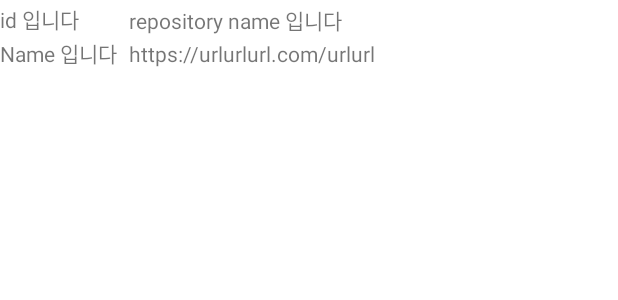
After one commit to sk392/GitTestRepository, an Android app: the layout item_main_repository.xml on its own in the app's theme, with its tools: preview values and no code run, on a phone screen of 412 x 824 dp. The commit adds this screen. Shown: the top 300 px of the screen. Run offline under Robolectric (Android 15) with nearby library versions, the phone set to English and light mode, and no system bars.

Commit message:
#2- Main에서 노출되는 RepositoryUIModel을 위한 ViewHolder와 ListAdapter 추가

```diff
--- /dev/null
+++ b/app/src/main/java/com/example/gittestapplication/ui/adapter/MainAdapter.kt
@@ -0,0 +1,32 @@
+package com.example.gittestapplication.ui.adapter
+
+import android.view.ViewGroup
+import androidx.recyclerview.widget.DiffUtil
+import androidx.recyclerview.widget.ListAdapter
+import com.example.gittestapplication.ui.model.RepositoryUIModel
+
+class MainAdapter : ListAdapter<RepositoryUIModel, MainRepositoryItemViewHolder>(DiffCallback()) {
+
+    override fun onCreateViewHolder(parent: ViewGroup, viewType: Int): MainRepositoryItemViewHolder {
+        return MainRepositoryItemViewHolder(parent)
+    }
+
+    override fun onBindViewHolder(holder: MainRepositoryItemViewHolder, position: Int) {
+        holder.onBind(getItem(position))
+    }
+
+    override fun onViewRecycled(holder: MainRepositoryItemViewHolder) {
+        holder.onViewRecycled()
+    }
+
+    private class DiffCallback : DiffUtil.ItemCallback<RepositoryUIModel>() {
+        override fun areItemsTheSame(oldItem: RepositoryUIModel, newItem: RepositoryUIModel): Boolean {
+            return oldItem.repositoryId == newItem.repositoryId
+        }
+
+        override fun areContentsTheSame(oldItem: RepositoryUIModel, newItem: RepositoryUIModel): Boolean {
+            return oldItem == newItem
+        }
+    }
+
+}
--- /dev/null
+++ b/app/src/main/java/com/example/gittestapplication/ui/adapter/MainRepositoryItemViewHolder.kt
@@ -0,0 +1,23 @@
+package com.example.gittestapplication.ui.adapter
+
+import android.view.ViewGroup
+import com.example.gittestapplication.R
+import com.example.gittestapplication.databinding.ItemMainRepositoryBinding
+import com.example.gittestapplication.ui.base.BaseViewHolder
+import com.example.gittestapplication.ui.model.RepositoryUIModel
+
+class MainRepositoryItemViewHolder(
+    parent: ViewGroup
+) : BaseViewHolder<RepositoryUIModel, ItemMainRepositoryBinding>(
+    R.layout.item_main_repository,
+    parent
+) {
+
+    override fun onBind(item: RepositoryUIModel) {
+        viewBinding.vm = item
+    }
+
+    override fun onViewRecycled() {
+        //do something
+    }
+}
--- /dev/null
+++ b/app/src/main/res/layout/item_main_repository.xml
@@ -0,0 +1,69 @@
+<?xml version="1.0" encoding="utf-8"?>
+
+<layout xmlns:android="http://schemas.android.com/apk/res/android"
+    xmlns:app="http://schemas.android.com/apk/res-auto"
+    xmlns:tools="http://schemas.android.com/tools">
+
+    <data>
+
+        <variable
+            name="vm"
+            type="com.example.gittestapplication.ui.model.RepositoryUIModel" />
+    </data>
+
+    <androidx.constraintlayout.widget.ConstraintLayout
+        android:layout_width="match_parent"
+        android:layout_height="@dimen/item_repository_height"
+        android:onClick="@{(view) -> vm.onClick.invoke()}">
+
+        <TextView
+            android:id="@+id/id"
+            android:layout_width="wrap_content"
+            android:layout_height="wrap_content"
+            android:text="@{String.valueOf(vm.userId)}"
+            app:layout_constraintBottom_toTopOf="@id/name"
+            app:layout_constraintStart_toStartOf="parent"
+            app:layout_constraintTop_toTopOf="parent"
+            tools:text="id 입니다" />
+
+        <TextView
+            android:id="@+id/name"
+            android:layout_width="wrap_content"
+            android:layout_height="wrap_content"
+            android:text="@{vm.userName}"
+            app:layout_constraintBottom_toBottomOf="parent"
+            app:layout_constraintStart_toStartOf="parent"
+            app:layout_constraintTop_toBottomOf="@id/id"
+            tools:text="Name 입니다" />
+
+        <androidx.constraintlayout.widget.Barrier
+            android:id="@+id/title_barrier"
+            android:layout_width="wrap_content"
+            android:layout_height="wrap_content"
+            app:barrierDirection="end"
+            app:barrierMargin="@dimen/item_repository_title_margin"
+            app:constraint_referenced_ids="id,name" />
+
+        <TextView
+            android:id="@+id/repository_name"
+            android:layout_width="wrap_content"
+            android:layout_height="wrap_content"
+            android:text="@{vm.repositoryName}"
+            app:layout_constraintBottom_toTopOf="@id/repository_url"
+            app:layout_constraintStart_toStartOf="@id/title_barrier"
+            app:layout_constraintTop_toTopOf="parent"
+            tools:text="repository name 입니다" />
+
+        <TextView
+            android:id="@+id/repository_url"
+            android:layout_width="wrap_content"
+            android:layout_height="wrap_content"
+            android:text="@{vm.repositoryUrl}"
+            app:layout_constraintBottom_toBottomOf="parent"
+            app:layout_constraintStart_toStartOf="@id/title_barrier"
+            app:layout_constraintTop_toBottomOf="@id/repository_name"
+            tools:text="https://urlurlurl.com/urlurl" />
+
+
+    </androidx.constraintlayout.widget.ConstraintLayout>
+</layout>
--- a/app/src/main/res/values/dimen.xml
+++ b/app/src/main/res/values/dimen.xml
@@ -4,4 +4,7 @@
     <dimen name="search_bar_size">48dp</dimen>
     <dimen name="search_result_margin_top">8dp</dimen>
 
+    <dimen name="item_repository_height">48dp</dimen>
+    <dimen name="item_repository_title_margin">8dp</dimen>
+
 </resources>
```
